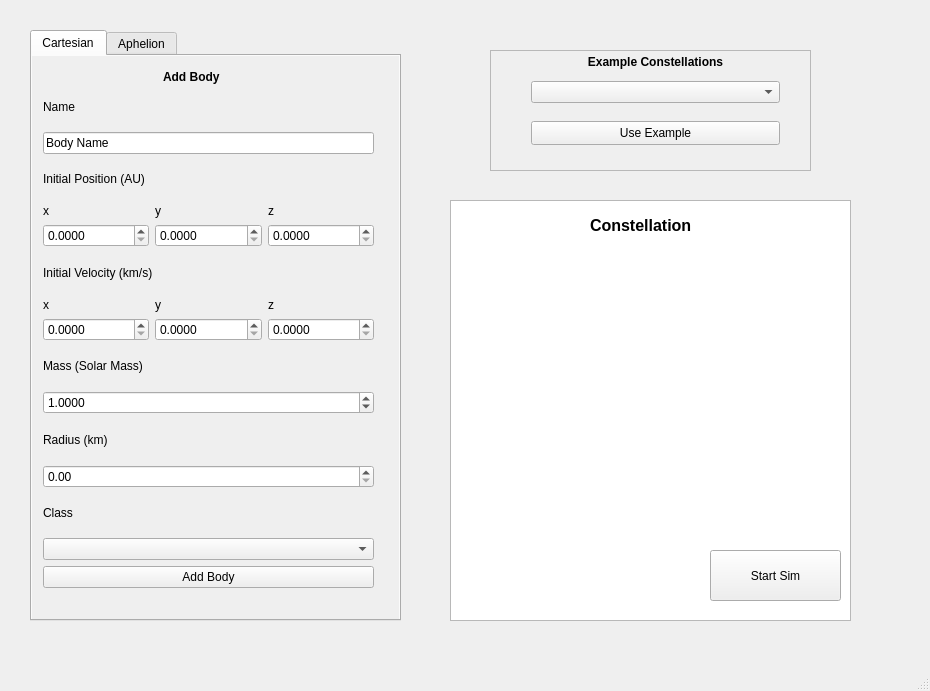
Old version of the form orbit_sim.ui in the repository DerkNiessink/orbit_sim.
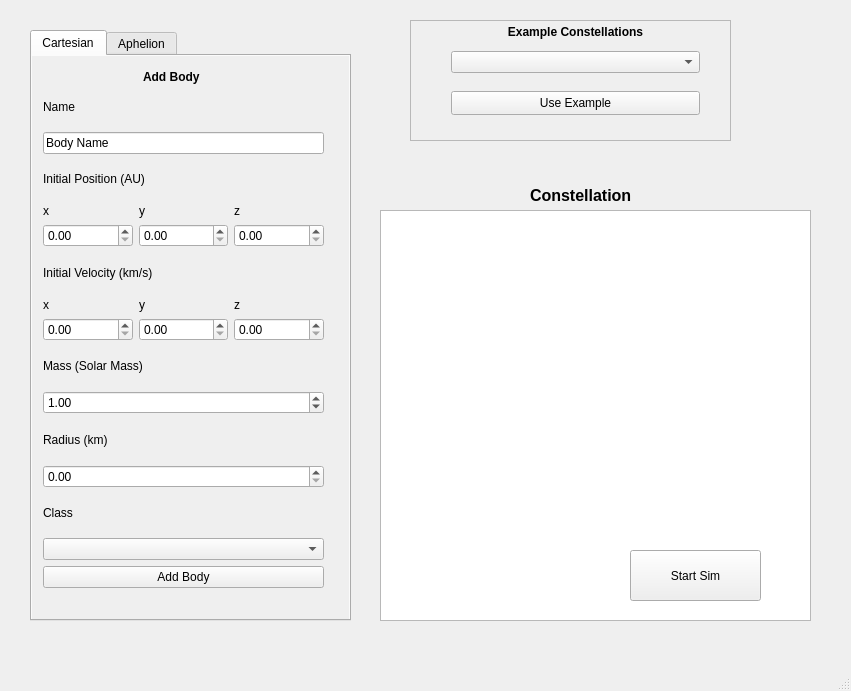
New version of the form. The open tabs and pages were chosen to show the change.

What changed in the file:
```diff
--- a/orbit_sim.ui
+++ b/orbit_sim.ui
@@ -6,7 +6,7 @@
    <rect>
     <x>0</x>
     <y>0</y>
-    <width>930</width>
+    <width>851</width>
     <height>691</height>
    </rect>
   </property>
@@ -17,7 +17,7 @@
    <widget class="QPushButton" name="start_PushButton">
     <property name="geometry">
      <rect>
-      <x>710</x>
+      <x>630</x>
       <y>550</y>
       <width>131</width>
       <height>51</height>
@@ -30,10 +30,10 @@
    <widget class="QTextEdit" name="constellation_textEdit">
     <property name="geometry">
      <rect>
-      <x>450</x>
-      <y>200</y>
-      <width>401</width>
-      <height>421</height>
+      <x>380</x>
+      <y>210</y>
+      <width>431</width>
+      <height>411</height>
      </rect>
     </property>
     <property name="html">
@@ -47,8 +47,8 @@
    <widget class="QScrollArea" name="scrollArea_2">
     <property name="geometry">
      <rect>
-      <x>490</x>
-      <y>50</y>
+      <x>410</x>
+      <y>20</y>
       <width>321</width>
       <height>121</height>
      </rect>
@@ -127,8 +127,8 @@
    <widget class="QLabel" name="label_13">
     <property name="geometry">
      <rect>
-      <x>590</x>
-      <y>210</y>
+      <x>530</x>
+      <y>180</y>
       <width>141</width>
       <height>31</height>
      </rect>
@@ -149,7 +149,7 @@
      <rect>
       <x>30</x>
       <y>30</y>
-      <width>371</width>
+      <width>321</width>
       <height>591</height>
      </rect>
     </property>
@@ -186,7 +186,7 @@
          <rect>
           <x>20</x>
           <y>40</y>
-          <width>331</width>
+          <width>281</width>
           <height>501</height>
          </rect>
         </property>
@@ -229,7 +229,7 @@
              <item>
               <widget class="QDoubleSpinBox" name="x_DoubleSpinBox">
                <property name="decimals">
-                <number>4</number>
+                <number>2</number>
                </property>
                <property name="maximum">
                 <double>999998.000000000000000</double>
@@ -253,7 +253,7 @@
              <item>
               <widget class="QDoubleSpinBox" name="y_DoubleSpinBox">
                <property name="decimals">
-                <number>4</number>
+                <number>2</number>
                </property>
                <property name="maximum">
                 <double>9999999.000000000000000</double>
@@ -277,7 +277,7 @@
              <item>
               <widget class="QDoubleSpinBox" name="z_DoubleSpinBox">
                <property name="decimals">
-                <number>4</number>
+                <number>2</number>
                </property>
                <property name="maximum">
                 <double>999999.000000000000000</double>
@@ -312,7 +312,7 @@
              <item>
               <widget class="QDoubleSpinBox" name="xv_DoubleSpinBox">
                <property name="decimals">
-                <number>4</number>
+                <number>2</number>
                </property>
                <property name="maximum">
                 <double>999999.000000000000000</double>
@@ -336,7 +336,7 @@
              <item>
               <widget class="QDoubleSpinBox" name="yv_DoubleSpinBox">
                <property name="decimals">
-                <number>4</number>
+                <number>2</number>
                </property>
                <property name="maximum">
                 <double>9999999.000000000000000</double>
@@ -360,7 +360,7 @@
              <item>
               <widget class="QDoubleSpinBox" name="zv_DoubleSpinBox">
                <property name="decimals">
-                <number>4</number>
+                <number>2</number>
                </property>
                <property name="maximum">
                 <double>999999.000000000000000</double>
@@ -384,7 +384,7 @@
          <item>
           <widget class="QDoubleSpinBox" name="mass_DoubleSpinBox">
            <property name="decimals">
-            <number>4</number>
+            <number>2</number>
            </property>
            <property name="maximum">
             <double>9999999.000000000000000</double>
@@ -439,7 +439,7 @@
        <widget class="QLabel" name="label_2">
         <property name="geometry">
          <rect>
-          <x>140</x>
+          <x>120</x>
           <y>20</y>
           <width>171</width>
           <height>20</height>
```
Left out of the diff: 18 changed lines with no effect on the pictures.
